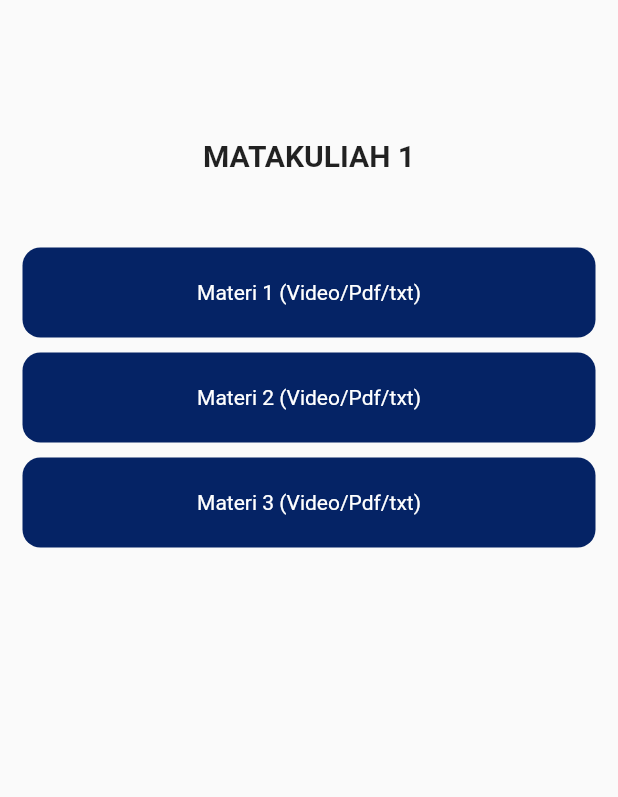
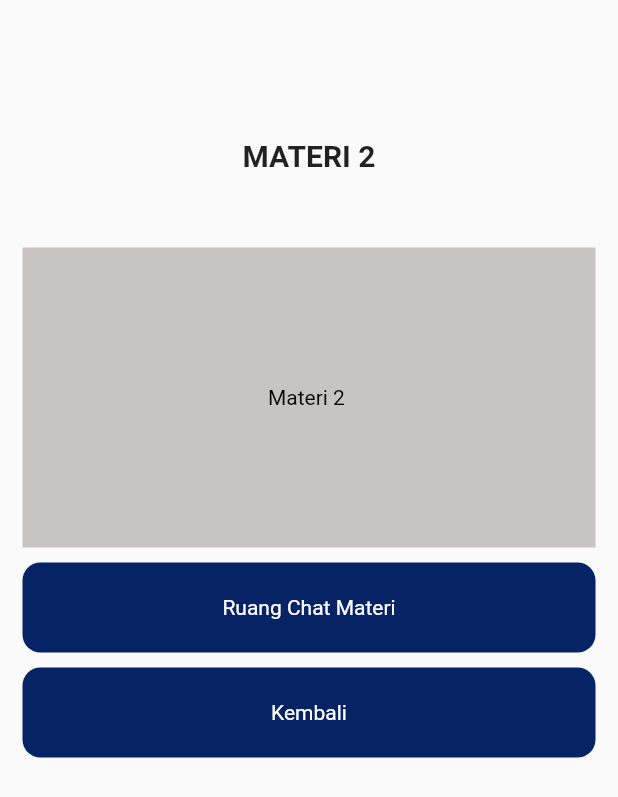
Before and after one commit to fakih06/lms-unm, a Flutter app: the MatkulScreen screen opened directly, after a tap on "Materi 2 (Video/Pdf/txt)", on a phone screen of 412 x 824 dp. Shown: the top 797 px of the screen. Run offline on Flutter 3.47's test engine with Material 2 defaults, Android fonts, the phone set to English and light mode, and no system bars.

Commit message:
add materi screen
nambah halaman materi

```diff
--- /dev/null
+++ b/lib/materi_screen.dart
@@ -0,0 +1,224 @@
+import 'package:unm_lms/utils/exports.dart';
+
+class MateriScreen extends StatefulWidget {
+  const MateriScreen({Key? key}) : super(key: key);
+
+  @override
+  _MateriScreenState createState() => _MateriScreenState();
+}
+
+class _MateriScreenState extends State<MateriScreen> {
+  @override
+  Widget build(BuildContext context) {
+    return SafeArea(
+      child: Scaffold(
+        body: SingleChildScrollView(
+          child: Padding(
+            padding: const EdgeInsets.only(top: 44),
+            child: Column(
+              children: [
+                // const Image(image: AssetImage("image/img2.png")),
+                const SizedBox(height: 48),
+                Text(
+                  'MATERI 1',
+                  style: TextStyle(fontWeight: FontWeight.bold, fontSize: 20),
+                ),
+                SizedBox(height: 20),
+
+                const SizedBox(height: 30),
+                Padding(
+                  padding:
+                      const EdgeInsets.symmetric(vertical: 0, horizontal: 15),
+                  child: InkWell(
+                    child: Container(
+                        width: double.infinity,
+                        height: 200,
+                        decoration: BoxDecoration(
+                          color: Color.fromARGB(255, 200, 196, 196),
+                        ),
+                        child: Center(
+                          child: Text(
+                            'Materi 1 ',
+                            style: const TextStyle(
+                              color: Colors.black,
+                              fontWeight: FontWeight.normal,
+                              fontSize: 14,
+                            ),
+                          ),
+                        )),
+                    onTap: () {},
+                  ),
+                ),
+                const SizedBox(height: 10),
+                Padding(
+                  padding:
+                      const EdgeInsets.symmetric(vertical: 0, horizontal: 15),
+                  child: InkWell(
+                    child: Container(
+                        width: double.infinity,
+                        height: 60,
+                        decoration: BoxDecoration(
+                          color: Color.fromARGB(255, 5, 35, 101),
+                          borderRadius: BorderRadius.circular(12),
+                        ),
+                        child: Center(
+                          child: Text(
+                            'Ruang Chat Materi',
+                            style: const TextStyle(
+                              color: Colors.white,
+                              fontWeight: FontWeight.normal,
+                              fontSize: 14,
+                            ),
+                          ),
+                        )),
+                    onTap: () {},
+                  ),
+                ),
+                const SizedBox(height: 10),
+                Padding(
+                  padding:
+                      const EdgeInsets.symmetric(vertical: 0, horizontal: 15),
+                  child: InkWell(
+                    child: Container(
+                        width: double.infinity,
+                        height: 60,
+                        decoration: BoxDecoration(
+                          color: Color.fromARGB(255, 5, 35, 101),
+                          borderRadius: BorderRadius.circular(12),
+                        ),
+                        child: Center(
+                          child: Text(
+                            'Kembali',
+                            style: const TextStyle(
+                              color: Colors.white,
+                              fontWeight: FontWeight.normal,
+                              fontSize: 14,
+                            ),
+                          ),
+                        )),
+                    onTap: () {
+                      Navigator.of(context).push(MaterialPageRoute(
+                          builder: (context) => const MatkulScreen()));
+                    },
+                  ),
+                ),
+              ],
+            ),
+          ),
+        ),
+      ),
+    );
+  }
+}
+
+// ///////////// MATERI 2
+class Materi2Screen extends StatefulWidget {
+  const Materi2Screen({Key? key}) : super(key: key);
+
+  @override
+  _Materi2ScreenState createState() => _Materi2ScreenState();
+}
+
+class _Materi2ScreenState extends State<Materi2Screen> {
+  @override
+  Widget build(BuildContext context) {
+    return SafeArea(
+      child: Scaffold(
+        body: SingleChildScrollView(
+          child: Padding(
+            padding: const EdgeInsets.only(top: 44),
+            child: Column(
+              children: [
+                // const Image(image: AssetImage("image/img2.png")),
+                const SizedBox(height: 48),
+                Text(
+                  'MATERI 2',
+                  style: TextStyle(fontWeight: FontWeight.bold, fontSize: 20),
+                ),
+                SizedBox(height: 20),
+
+                const SizedBox(height: 30),
+                Padding(
+                  padding:
+                      const EdgeInsets.symmetric(vertical: 0, horizontal: 15),
+                  child: InkWell(
+                    child: Container(
+                        width: double.infinity,
+                        height: 200,
+                        decoration: BoxDecoration(
+                          color: Color.fromARGB(255, 200, 196, 196),
+                        ),
+                        child: Center(
+                          child: Text(
+                            'Materi 2 ',
+                            style: const TextStyle(
+                              color: Colors.black,
+                              fontWeight: FontWeight.normal,
+                              fontSize: 14,
+                            ),
+                          ),
+                        )),
+                    onTap: () {},
+                  ),
+                ),
+                const SizedBox(height: 10),
+                Padding(
+                  padding:
+                      const EdgeInsets.symmetric(vertical: 0, horizontal: 15),
+                  child: InkWell(
+                    child: Container(
+                        width: double.infinity,
+                        height: 60,
+                        decoration: BoxDecoration(
+                          color: Color.fromARGB(255, 5, 35, 101),
+                          borderRadius: BorderRadius.circular(12),
+                        ),
+                        child: Center(
+                          child: Text(
+                            'Ruang Chat Materi',
+                            style: const TextStyle(
+                              color: Colors.white,
+                              fontWeight: FontWeight.normal,
+                              fontSize: 14,
+                            ),
+                          ),
+                        )),
+                    onTap: () {},
+                  ),
+                ),
+                const SizedBox(height: 10),
+                Padding(
+                  padding:
+                      const EdgeInsets.symmetric(vertical: 0, horizontal: 15),
+                  child: InkWell(
+                    child: Container(
+                        width: double.infinity,
+                        height: 60,
+                        decoration: BoxDecoration(
+                          color: Color.fromARGB(255, 5, 35, 101),
+                          borderRadius: BorderRadius.circular(12),
+                        ),
+                        child: Center(
+                          child: Text(
+                            'Kembali',
+                            style: const TextStyle(
+                              color: Colors.white,
+                              fontWeight: FontWeight.normal,
+                              fontSize: 14,
+                            ),
+                          ),
+                        )),
+                    onTap: () {
+                      Navigator.of(context).push(MaterialPageRoute(
+                          builder: (context) => const MatkulScreen()));
+                    },
+                  ),
+                ),
+              ],
+            ),
+          ),
+        ),
+      ),
+    );
+  }
+}
--- a/lib/utils/exports.dart
+++ b/lib/utils/exports.dart
@@ -1,8 +1,9 @@
 export 'package:flutter/material.dart';
 
 //Views
-
+export 'package:unm_lms/materi_screen.dart';
 export 'package:unm_lms/views/home_screen.dart';
 export 'package:unm_lms/views/login_signup/login_screen.dart';
 export 'package:unm_lms/views/login_signup/signup_sreen.dart';
 export 'package:unm_lms/views/welcome_Screen.dart';
+export 'package:unm_lms/views/matkul_screen.dart';
--- a/lib/views/matkul_screen.dart
+++ b/lib/views/matkul_screen.dart
@@ -24,12 +24,7 @@
                   style: TextStyle(fontWeight: FontWeight.bold, fontSize: 20),
                 ),
                 SizedBox(height: 20),
-                // customText(
-                //     txt: "Now, welcome to our beautiful app!",
-                //     style: const TextStyle(
-                //       fontWeight: FontWeight.normal,
-                //       fontSize: 14,
-                //     )),
+
                 const SizedBox(height: 30),
                 Padding(
                   padding:
@@ -52,7 +47,10 @@
                             ),
                           ),
                         )),
-                    onTap: () {},
+                    onTap: () {
+                      Navigator.of(context).push(MaterialPageRoute(
+                          builder: (context) => const MateriScreen()));
+                    },
                   ),
                 ),
                 const SizedBox(height: 10),
@@ -77,7 +75,10 @@
                             ),
                           ),
                         )),
-                    onTap: () {},
+                    onTap: () {
+                      Navigator.of(context).push(MaterialPageRoute(
+                          builder: (context) => const Materi2Screen()));
+                    },
                   ),
                 ),
                 const SizedBox(height: 10),
```
Also changed, not shown: lib/views/welcome_Screen.dart (+0 -26 lines), 31 other files.
